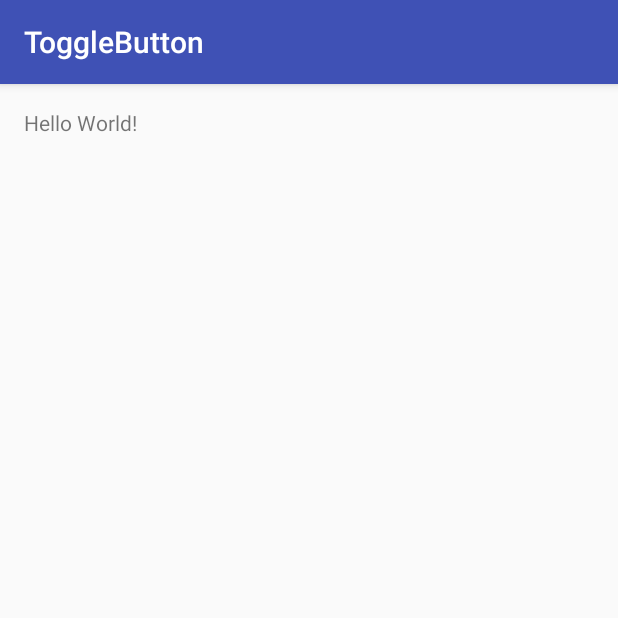
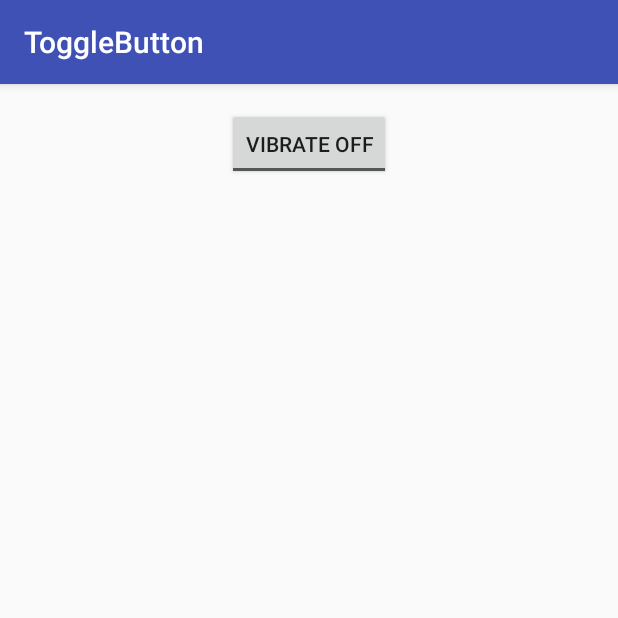
Before and after one commit to rajdeep114/AndroidAppDevelopment, an Android app: the screen it shows after launch (MainActivity), on a phone screen of 412 x 824 dp, the top half of it. Run offline under Robolectric (Android 15) with nearby library versions, the phone set to English and light mode, and no system bars.

Commit message:
Toggle Button

```diff
--- a/ToggleButton/app/src/main/java/com/getapp/togglebutton/MainActivity.java
+++ b/ToggleButton/app/src/main/java/com/getapp/togglebutton/MainActivity.java
@@ -2,12 +2,30 @@ package com.getapp.togglebutton;
 
 import android.support.v7.app.AppCompatActivity;
 import android.os.Bundle;
+import android.view.View;
+import android.widget.TextView;
+import android.widget.ToggleButton;
+
+import org.w3c.dom.Text;
 
 public class MainActivity extends AppCompatActivity {
-
+    TextView text;
     @Override
     protected void onCreate(Bundle savedInstanceState) {
         super.onCreate(savedInstanceState);
         setContentView(R.layout.activity_main);
+        text = (TextView) findViewById(R.id.result);
+        text.setVisibility(View.INVISIBLE);         // Hides the textview
+    }
+
+    public void changeVibrateState(View view) {
+        boolean checked = ((ToggleButton) view).isChecked();
+        if(checked) {
+            text.setText("VibrateOn");
+            text.setVisibility(View.VISIBLE);
+        } else {
+            text.setText("VibrateOff");
+            text.setVisibility(View.INVISIBLE);
+        }
     }
 }
--- a/ToggleButton/app/src/main/res/layout/activity_main.xml
+++ b/ToggleButton/app/src/main/res/layout/activity_main.xml
@@ -1,5 +1,5 @@
 <?xml version="1.0" encoding="utf-8"?>
-<RelativeLayout xmlns:android="http://schemas.android.com/apk/res/android"
+<LinearLayout xmlns:android="http://schemas.android.com/apk/res/android"
     xmlns:tools="http://schemas.android.com/tools"
     android:layout_width="match_parent"
     android:layout_height="match_parent"
@@ -7,10 +7,25 @@
     android:paddingLeft="@dimen/activity_horizontal_margin"
     android:paddingRight="@dimen/activity_horizontal_margin"
     android:paddingTop="@dimen/activity_vertical_margin"
+    android:orientation="vertical"
     tools:context="com.getapp.togglebutton.MainActivity">
+
+   <ToggleButton
+       android:layout_width="wrap_content"
+       android:layout_height="wrap_content"
+       android:id="@+id/toggle_button_1"
+       android:textOn="Vibrate On"
+       android:textOff="Vibrate Off"
+       android:layout_gravity="center_horizontal"
+       android:onClick="changeVibrateState"
+       android:layout_marginBottom="50dp"/>
 
     <TextView
         android:layout_width="wrap_content"
         android:layout_height="wrap_content"
-        android:text="Hello World!" />
-</RelativeLayout>
+        android:text="HelloWorld"
+        android:layout_gravity="center_horizontal"
+        android:textAppearance="?android:textAppearanceLarge"
+        android:id="@+id/result" />
+
+</LinearLayout>
```
